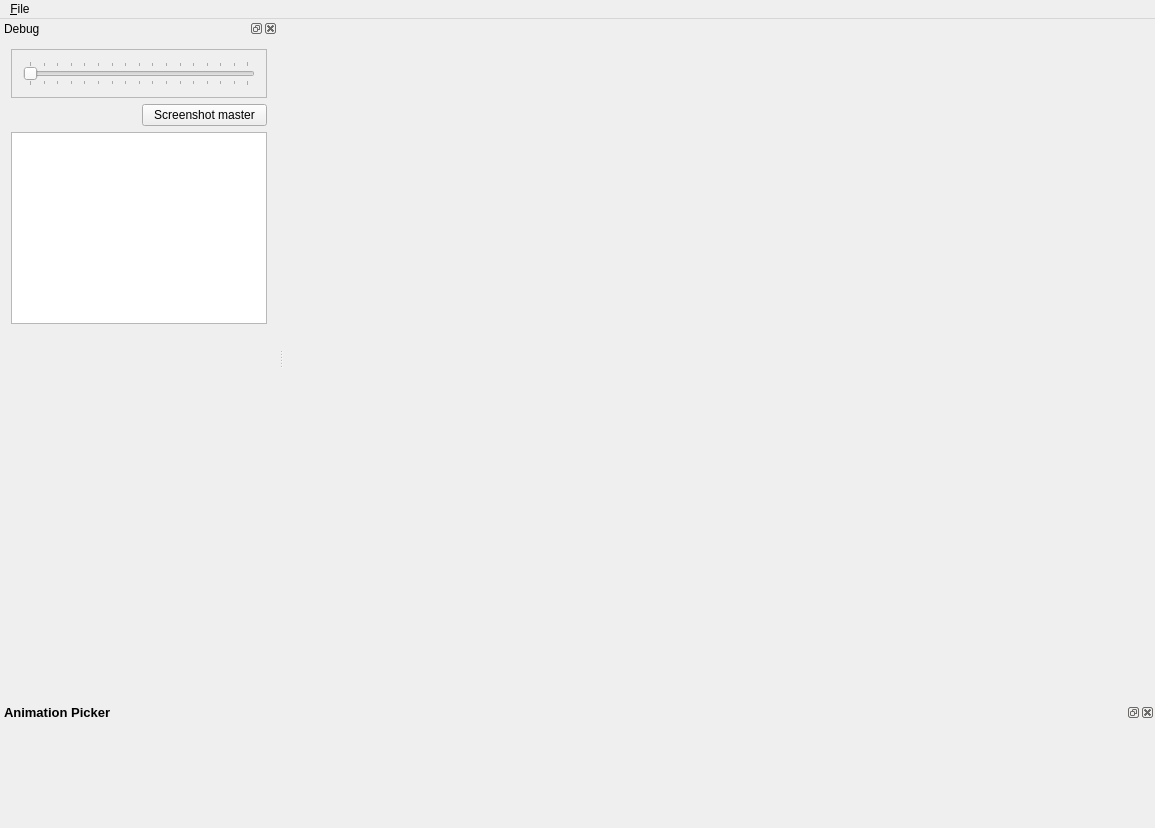
Old version of the form mainwindow.ui in the repository minotor-org/minotor.
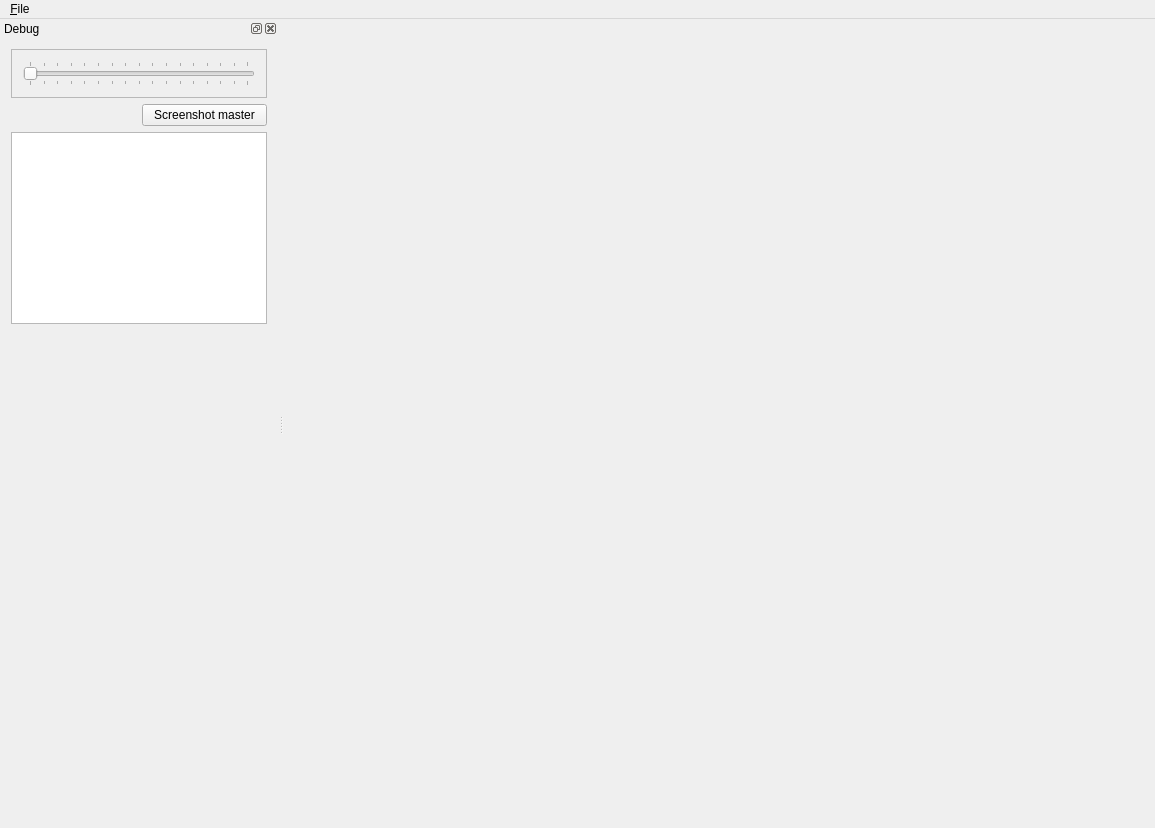
New version of the form.

Commit message: Ui improvements (Animation picker is now a toolbar)

```diff
--- a/mainwindow.ui
+++ b/mainwindow.ui
@@ -128,37 +128,6 @@
     </layout>
    </widget>
   </widget>
-  <widget class="QDockWidget" name="dwAnimationPicker">
-   <property name="minimumSize">
-    <size>
-     <width>84</width>
-     <height>125</height>
-    </size>
-   </property>
-   <property name="maximumSize">
-    <size>
-     <width>524287</width>
-     <height>125</height>
-    </size>
-   </property>
-   <property name="font">
-    <font>
-     <pointsize>10</pointsize>
-     <weight>75</weight>
-     <italic>false</italic>
-     <bold>true</bold>
-    </font>
-   </property>
-   <property name="windowTitle">
-    <string>Animation Picker</string>
-   </property>
-   <attribute name="dockWidgetArea">
-    <number>8</number>
-   </attribute>
-   <widget class="QWidget" name="toolbarpanel">
-    <layout class="QVBoxLayout" name="verticalLayout_4"/>
-   </widget>
-  </widget>
   <action name="action_Configuration">
    <property name="text">
     <string>&amp;Configuration</string>
```
Left out of the diff: 3 changed lines with no effect on the pictures. The commit also changes 5 other files.
